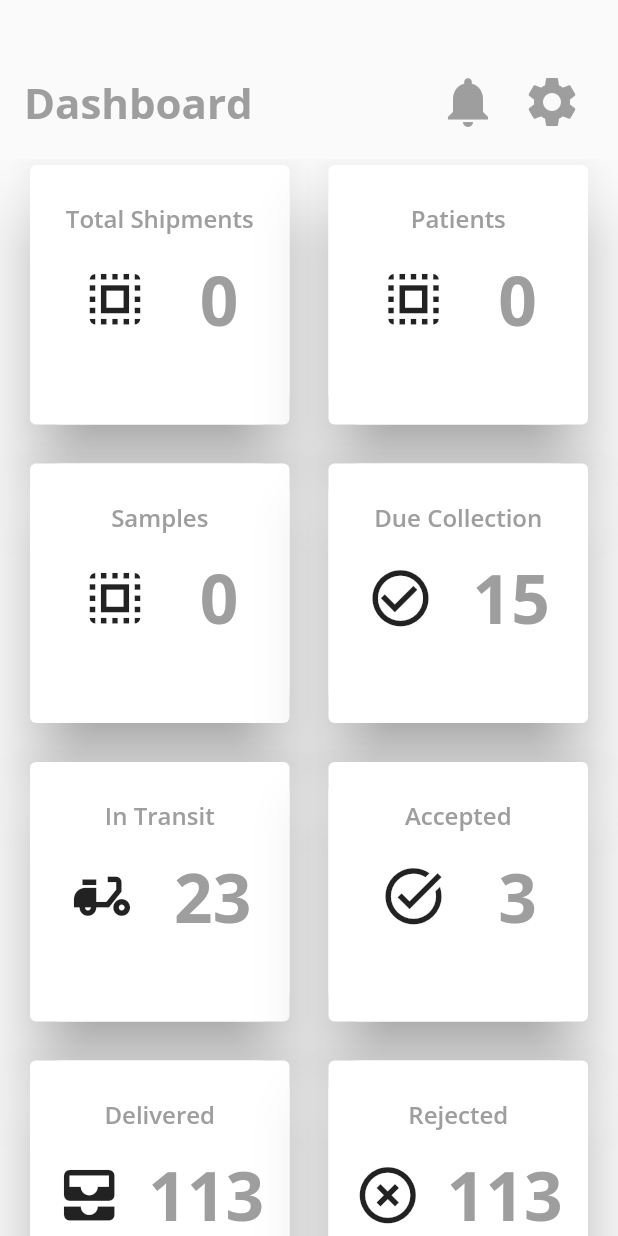
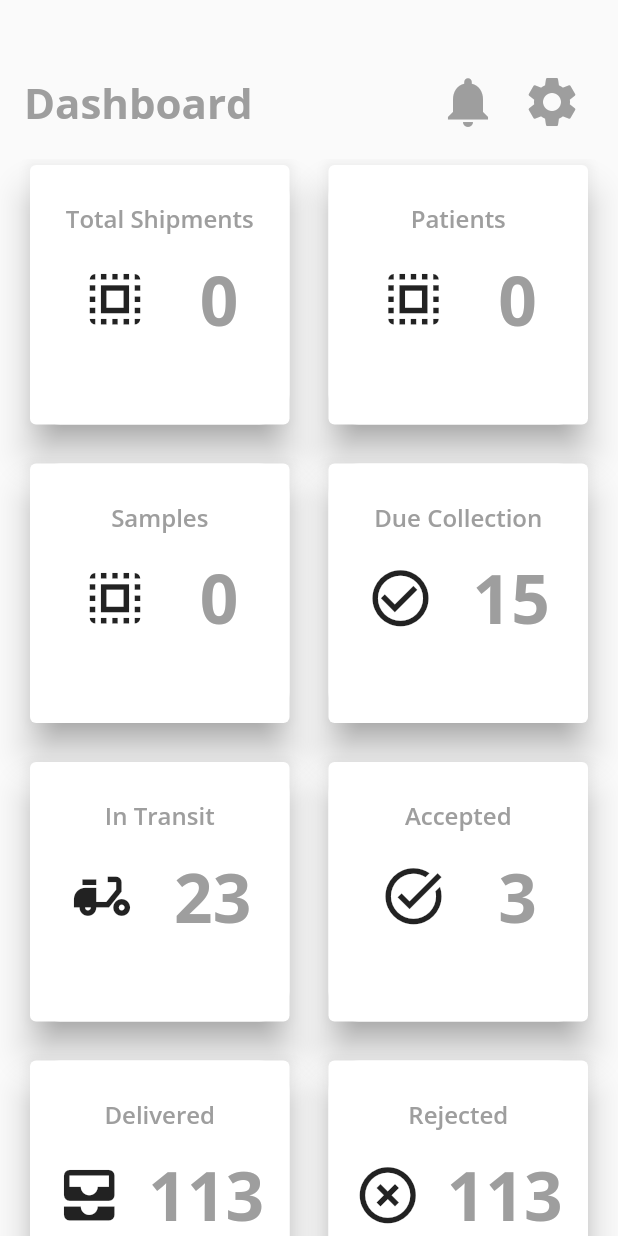
Before and after one commit to Tinomuchenje/sample-tracking, a Flutter app: the FacilityDashboard screen opened directly, on a phone screen of 412 x 824 dp. Run offline on Flutter 3.47's test engine with Material 2 defaults, Android fonts, the phone set to English and light mode, and no system bars; our stand-ins replace google_fonts, multi_select_flutter, sembast, sqflite; accounts and stored records are empty.

Commit message:
- Reduced card elevation

```diff
--- a/lib/views/widgets/custom_card.dart
+++ b/lib/views/widgets/custom_card.dart
@@ -7,7 +7,7 @@ class CustomCard extends StatelessWidget {
   @override
   Widget build(BuildContext context) {
     return Card(
-        elevation: 20,
+        elevation: 10,
         child: Container(
             decoration: BoxDecoration(
               color: Colors.white,
```
